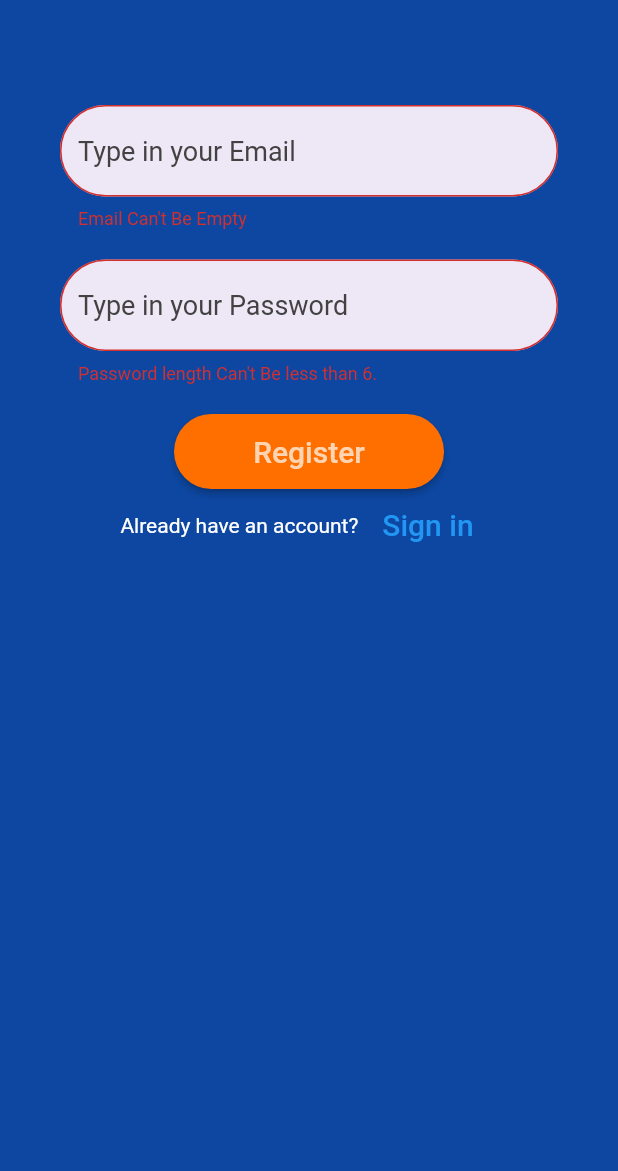
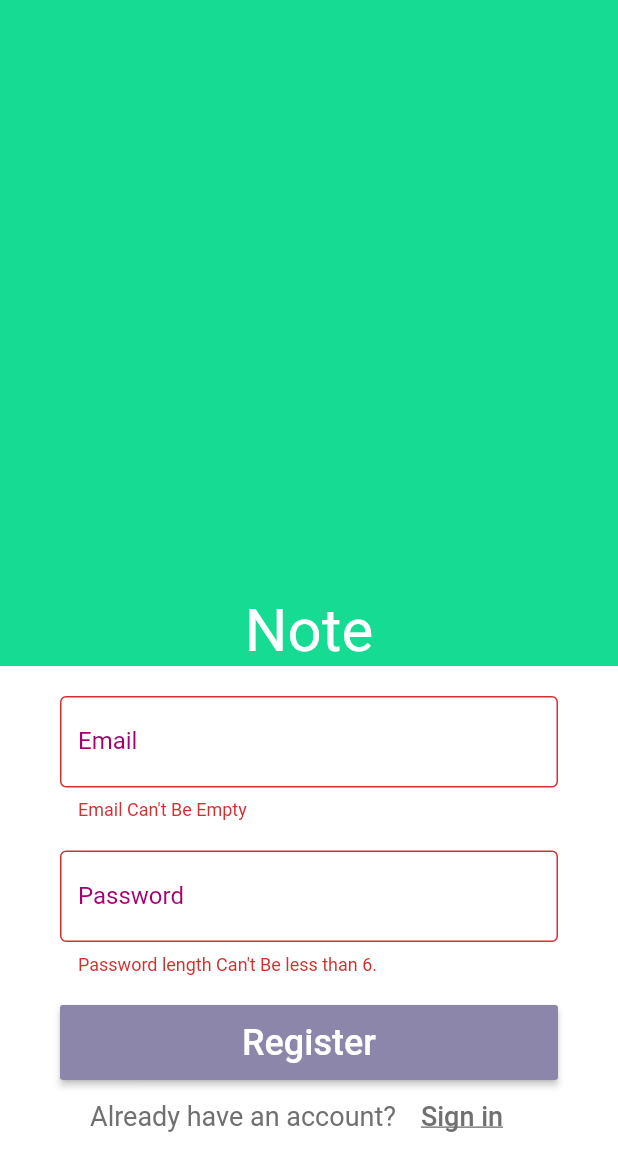
Before and after one commit to AmeraAbdallah/flutter_notes_app, a Flutter app: the Register screen opened directly, after a tap on "Register", on a phone screen of 412 x 824 dp. Shown: the top 1171 px of the screen. Run offline on Flutter 3.47's test engine with Material 2 defaults, Android fonts, the phone set to English and light mode, and no system bars; our stand-ins replace cloud_firestore, firebase_auth; missing offline and left inert: loading; accounts and stored records are empty.

Commit message:
fix ui for signup screen , later will make it readable

```diff
--- a/lib/screens/authentication/register.dart
+++ b/lib/screens/authentication/register.dart
@@ -2,8 +2,19 @@ import 'package:flutter/material.dart';
 import 'package:note_app/services/auth.dart';
 import 'package:loading/loading.dart';
 
+extension ColorExtension on String {
+  toColor() {
+    var hexColor = this.replaceAll("#", "");
+    if (hexColor.length == 6) {
+      hexColor = "FF" + hexColor;
+    }
+    if (hexColor.length == 8) {
+      return Color(int.parse("0x$hexColor"));
+    }
+  }
+}
+
 class Register extends StatefulWidget {
-
   final Function toggleIsSignInView;
   Register({this.toggleIsSignInView});
 
@@ -12,8 +23,6 @@ class Register extends StatefulWidget {
 }
 
 class _RegisterState extends State<Register> {
-
-
   String email = '';
   String password = '';
   bool _emailValidate = false;
@@ -24,112 +33,150 @@ class _RegisterState extends State<Register> {
 
   @override
   Widget build(BuildContext context) {
-    return _isLoading? Loading():
-    Scaffold(
-        backgroundColor: Colors.blue[900],
+    return _isLoading
+        ? Loading()
+        : Scaffold(
+            backgroundColor: Colors.white,
             body: Container(
-          padding: EdgeInsets.symmetric(vertical: 20, horizontal: 40),
                 child: Column(
               children: <Widget>[
-              SizedBox(height: 50,),
-              new TextField(
+              Expanded(
+                flex: 5,
+                child: Container(
+                  // padding: Padding.,
+                  color: "#16DB93".toColor(),
+                  child: Align(
+                    alignment: Alignment.bottomCenter,
+                    child: Text(
+                      "Note",
+                      style: TextStyle(
+                        color: Colors.white,
+                        fontSize: 40
+                      ),
+                      ),
+                  ),
+                  // child: Text("Note"),
+                ),
+              ),
+                new Padding(
+                    padding: EdgeInsets.symmetric(horizontal: 40, vertical: 20),
+                    // child: Align(
+                    //   alignment: Alignment.bottomCenter,
+                      child: Column(
+                        children: <Widget>[
+                          TextField(
                             decoration: new InputDecoration(
                               border: new OutlineInputBorder(
-                      borderRadius: const BorderRadius.all(
-                        const Radius.circular(50.0),
+                                borderSide: BorderSide(
+                                    color: "#707070".toColor(), width: 2),
                               ),
-                    ),
+                              labelText: 'Email',
+                              labelStyle: TextStyle(color: "#A4036F".toColor()),
                               filled: true,
                               hintStyle: new TextStyle(
-                      color: Colors.grey[800],
+                                color: '#707070'.toColor(),
                                 fontSize: 18,
                               ),
-                    hintText: "Type in your Email",
-                    fillColor: Colors.deepPurple[50],
-                     errorText: _emailValidate ? 'Email Can\'t Be Empty' : null,
+                              hintText: "Johndoe@gmail.com",
+                              fillColor: Colors.white,
+                              errorText: _emailValidate
+                                  ? 'Email Can\'t Be Empty'
+                                  : null,
+                              focusedBorder:OutlineInputBorder(
+                                borderSide: const BorderSide(color: Colors.pink, width: 2.0),
+                              ),
                             ),
                             onChanged: (val) {
                               setState(() => email = val);
                             },
                           ),
-              SizedBox(height: 20,),
+                          SizedBox(
+                            height: 20,
+                          ),
                           new TextField(
                             decoration: new InputDecoration(
                               border: new OutlineInputBorder(
-                      borderRadius: const BorderRadius.all(
-                        const Radius.circular(50.0),
+                                borderSide: BorderSide(
+                                    color: "#707070".toColor(), width: 2),
                               ),
-                    ),
+                              labelText: 'Password',
+                              labelStyle: TextStyle(color: "#A4036F".toColor()),
                               filled: true,
                               hintStyle: new TextStyle(
-                      color: Colors.grey[800],
+                                color: '#707070'.toColor(),
                                 fontSize: 18,
                               ),
-                    hintText: "Type in your Password",
-                    fillColor: Colors.deepPurple[50],
-                    errorText: _passwordValidate ? 'Password length Can\'t Be less than 6.' : null,
+                              hintText: "*******",
+                              fillColor: Colors.white,
+                              errorText: _passwordValidate
+                                  ? 'Password length Can\'t Be less than 6.'
+                                  : null,
+                              focusedBorder:OutlineInputBorder(
+                                borderSide: const BorderSide(color: Colors.pink, width: 2.0),
+                              ),
                             ),
                             obscureText: true,
                             onChanged: (val) {
                               setState(() {
-                    password= val;
+                                password = val;
                               });
                             },
                           ),
-              SizedBox(height: 20,),
+                          SizedBox(
+                            height: 20,
+                          ),
                           ButtonTheme(
-                minWidth: 180,
+                              minWidth: double.infinity,
                               height: 50,
                               child: RaisedButton(
                                   child: Text(
                                     "Register",
-                    style:
-                    TextStyle(
-                      color: Colors.white70,
-                      fontSize: 20,
+                                    style: TextStyle(
+                                      color: Colors.white,
+                                      fontSize: 24,
                                     ),
                                   ),
-                    color: Colors.amber[900],
-                    shape: RoundedRectangleBorder(
-                      borderRadius: new BorderRadius.circular(50.0),
-                      // side: BorderSide(color: Colors.red),
-                    ),
+                                  color: "#8C86AA".toColor(),
                                   onPressed: () async {
-                        if(email.length == 0) {
+                                    if (email.length == 0) {
                                       setState(() => _emailValidate = true);
                                     }
-                        if(password.length < 6) {
+                                    if (password.length < 6) {
                                       setState(() => _passwordValidate = true);
                                     }
-                        if(email.length != 0 && password.length >= 6) {
-                          setState((){
+                                    if (email.length != 0 &&
+                                        password.length >= 6) {
+                                      setState(() {
                                         _passwordValidate = false;
                                         _emailValidate = false;
                                         _isLoading = true;
                                       });
 
-                          dynamic result = await _auth.createUserUsingEmailAndPassword(email, password);
-                          if(result == null) {
+                                      dynamic result = await _auth
+                                          .createUserUsingEmailAndPassword(
+                                              email, password);
+                                      if (result == null) {
                                         setState(() {
                                           error = "Not valid Email";
                                           _isLoading = false;
                                         });
                                       }
                                     }
-                    }
-                  )
-                ),
+                                  })),
                           Row(
                             children: <Widget>[
                               Text(
                                 'Already have an account?',
-                      style: TextStyle(color: Colors.white),
+                                style: TextStyle(
+                                    color: "#707070".toColor(), fontSize: 18),
                               ),
                               FlatButton(
-                      textColor: Colors.blue,
+                                textColor: "#707070".toColor(),
                                 child: Text(
                                   'Sign in',
-                        style: TextStyle(fontSize: 20),
+                                  style: TextStyle(
+                                      fontSize: 18,
+                                      decoration: TextDecoration.underline),
                                 ),
                                 onPressed: () {
                                   widget.toggleIsSignInView();
@@ -138,14 +185,18 @@ class _RegisterState extends State<Register> {
                             ],
                             mainAxisAlignment: MainAxisAlignment.center,
                           ),
-                SizedBox(height: 20,),
+                          SizedBox(
+                            height: 20,
+                          ),
                           Text(
                             error,
                             style: TextStyle(color: Colors.red),
                           )
                         ],
-          )
-        )
-      );
+                      ),
+                    // )
+                  ),
+              ],
+            )));
   }
 }
```
Lines whose indentation alone changed are shown as unchanged.
